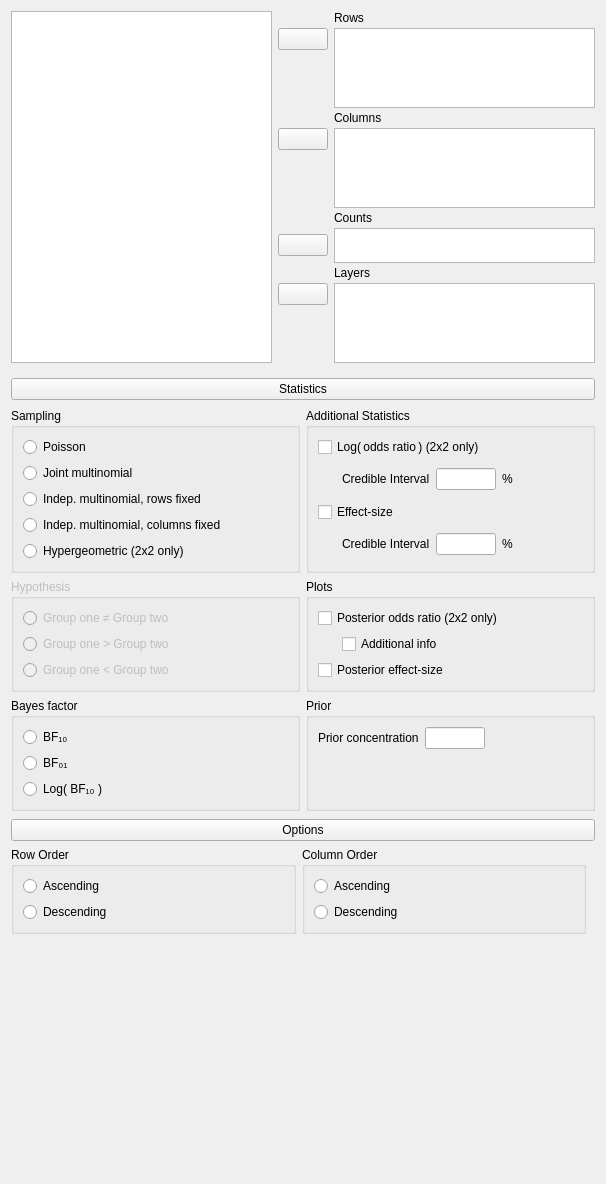
Qt form JASP-Desktop/analysisforms/contingencytablesbayesianform.ui (jasp-stats/jasp-desktop) before a commit.
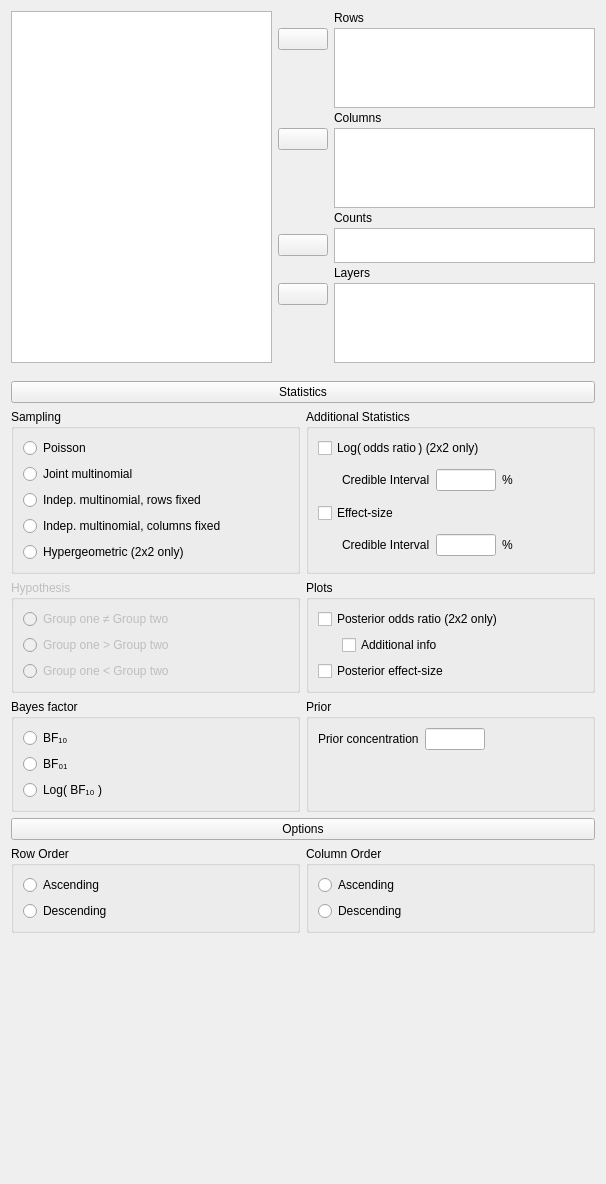
The same form after that commit. Custom widgets are drawn as their Qt base class.

The edit to the form file:
```diff
--- a/JASP-Desktop/analysisforms/contingencytablesbayesianform.ui
+++ b/JASP-Desktop/analysisforms/contingencytablesbayesianform.ui
@@ -20,6 +20,9 @@
    <string>Form</string>
   </property>
   <layout class="QVBoxLayout" name="verticalLayout">
+   <property name="spacing">
+    <number>0</number>
+   </property>
    <item>
     <widget class="QWidget" name="topWidget" native="true">
      <property name="sizePolicy">
@@ -38,9 +41,6 @@
       <property name="rightMargin">
        <number>0</number>
       </property>
-      <property name="bottomMargin">
-       <number>0</number>
-      </property>
       <property name="verticalSpacing">
        <number>3</number>
       </property>
@@ -334,12 +334,28 @@
        <number>0</number>
       </property>
       <property name="bottomMargin">
-       <number>0</number>
+       <number>3</number>
       </property>
-      <property name="verticalSpacing">
-       <number>0</number>
-      </property>
-      <item row="3" column="0" rowspan="2" colspan="3">
+      <item row="1" column="0" colspan="2">
+       <widget class="ExpanderButton" name="pushButton">
+        <property name="sizePolicy">
+         <sizepolicy hsizetype="Expanding" vsizetype="Fixed">
+          <horstretch>0</horstretch>
+          <verstretch>0</verstretch>
+         </sizepolicy>
+        </property>
+        <property name="minimumSize">
+         <size>
+          <width>573</width>
+          <height>0</height>
+         </size>
+        </property>
+        <property name="text">
+         <string>Statistics</string>
+        </property>
+       </widget>
+      </item>
+      <item row="2" column="0" rowspan="2" colspan="2">
        <widget class="QWidget" name="panelStatistics" native="true">
         <layout class="QGridLayout" name="gridLayout_12">
          <property name="leftMargin">
@@ -680,35 +696,6 @@
         </layout>
        </widget>
       </item>
-      <item row="2" column="0" colspan="2">
-       <widget class="QWidget" name="widget_14" native="true">
-        <property name="minimumSize">
-         <size>
-          <width>0</width>
-          <height>8</height>
-         </size>
-        </property>
-       </widget>
-      </item>
-      <item row="1" column="0" colspan="3">
-       <widget class="ExpanderButton" name="pushButton">
-        <property name="sizePolicy">
-         <sizepolicy hsizetype="Expanding" vsizetype="Fixed">
-          <horstretch>0</horstretch>
-          <verstretch>0</verstretch>
-         </sizepolicy>
-        </property>
-        <property name="minimumSize">
-         <size>
-          <width>573</width>
-          <height>0</height>
-         </size>
-        </property>
-        <property name="text">
-         <string>Statistics</string>
-        </property>
-       </widget>
-      </item>
      </layout>
     </widget>
    </item>
@@ -719,13 +706,13 @@
        <number>0</number>
       </property>
       <property name="topMargin">
-       <number>2</number>
+       <number>3</number>
       </property>
       <property name="rightMargin">
        <number>0</number>
       </property>
       <property name="bottomMargin">
-       <number>0</number>
+       <number>3</number>
       </property>
       <item row="0" column="0" colspan="2">
        <widget class="ExpanderButton" name="pushButton_3">
@@ -749,6 +736,12 @@
          <property name="topMargin">
           <number>0</number>
          </property>
+         <property name="rightMargin">
+          <number>0</number>
+         </property>
+         <property name="bottomMargin">
+          <number>0</number>
+         </property>
          <item row="0" column="0">
           <widget class="BoundGroupBox" name="rowOrder">
            <property name="title">
```
